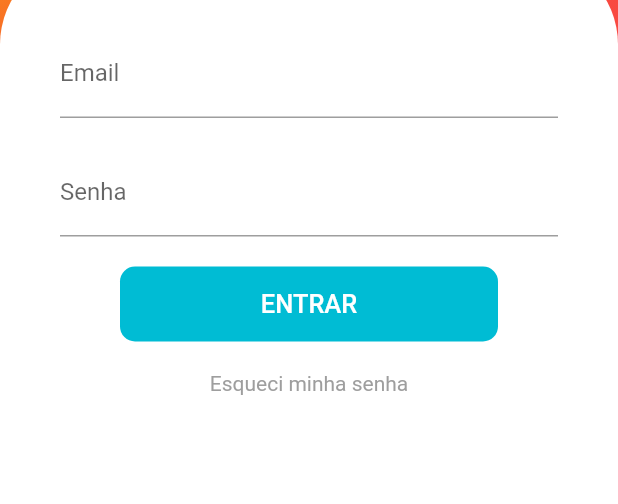
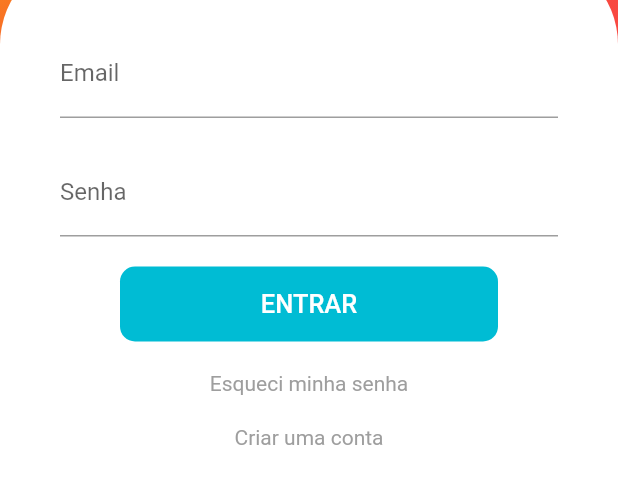
Before and after one commit to kengiiGMs/OngAlemBrasil, a Flutter app: the screen it shows after launch, on a phone screen of 412 x 824 dp, the part 374-878 px from its top. Run offline on Flutter 3.47's test engine with Material 2 defaults, Android fonts, the phone set to English and light mode, and no system bars; our stand-ins replace salomon_bottom_bar.

```diff
--- a/ong_alem_brasil/lib/Menu/InputField.dart
+++ b/ong_alem_brasil/lib/Login/InputField.dart
@@ -7,7 +7,6 @@ import 'package:flutter/material.dart';
 class InputField extends StatelessWidget{
   @override
   Widget build(BuildContext context) {
-
     return Column(
       children: <Widget>[
         Container(
@@ -51,9 +50,7 @@ class InputField extends StatelessWidget{
 class Button extends StatelessWidget{
   @override
   Widget build(BuildContext context) {
-
     return Container(
-
       height: 50,
       margin: EdgeInsets.symmetric(horizontal: 50),
       decoration: BoxDecoration(
--- a/ong_alem_brasil/lib/Menu/InputWapper.dart
+++ b/ong_alem_brasil/lib/Login/InputWapper.dart
@@ -18,11 +18,20 @@ class InputWrapper extends StatelessWidget {
             child: InputField(),
           ),
           SizedBox(height: 20,),
-          Text(
-            "Esqueci minha senha",
-            style: TextStyle(color: Colors.grey),
+          InkWell(
+            child: Text(
+              "Esqueci minha senha",
+              style: TextStyle(color: Colors.grey),
+            ),onTap: () {},
           ),
-          SizedBox(height: 20,),
+
+           SizedBox(height: 20,),
+          InkWell(
+            child: Text(
+              "Criar uma conta",
+              style: TextStyle(color: Colors.grey),
+            ),onTap: () {},
+          ),
         ],
       ),
     );
--- a/ong_alem_brasil/lib/Menu/login.dart
+++ b/ong_alem_brasil/lib/Login/login.dart
@@ -30,7 +30,8 @@ class LoginPage extends StatelessWidget {
                   )
               ),
               child: InputWrapper(),
-            ))
+            ),
+            ),
           ],
         ),
       ),
--- a/ong_alem_brasil/lib/main.dart
+++ b/ong_alem_brasil/lib/main.dart
@@ -1,5 +1,5 @@
 import 'package:flutter/material.dart';
-import 'package:ong_alem_brasil/Menu/login.dart';
+import 'package:ong_alem_brasil/Login/login.dart';
 
 import 'homePage.dart';
 
@@ -10,7 +10,6 @@ void main() {
 class MyApp extends StatelessWidget {
   const MyApp({Key? key}) : super(key: key);
 
-  // This widget is the root of your application.
   @override
   Widget build(BuildContext context) {
     return MaterialApp(
```
Also changed, not shown: ong_alem_brasil/lib/homePage.dart (+14 -17 lines), ong_alem_brasil/lib/Login/Header.dart (renamed from ong_alem_brasil/lib/Menu/Header.dart), ong_alem_brasil/pubspec.lock.
